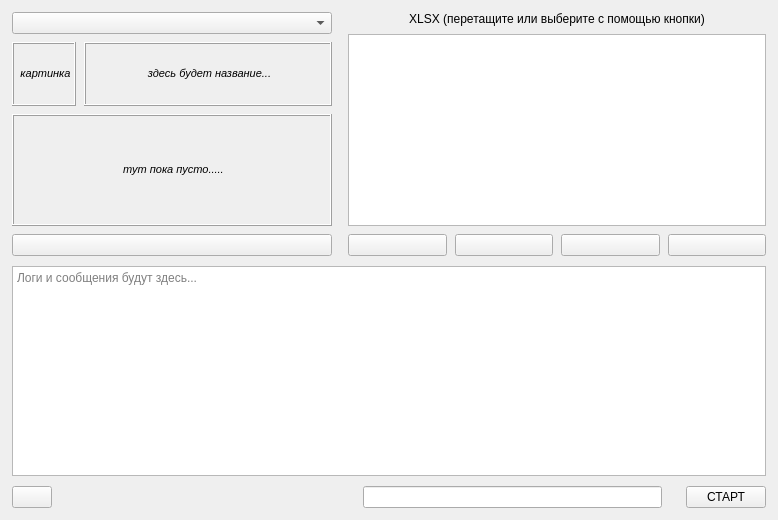
Qt form src/gui/mainwindow.ui (m1chass228/FinWizard_dll) before a commit.
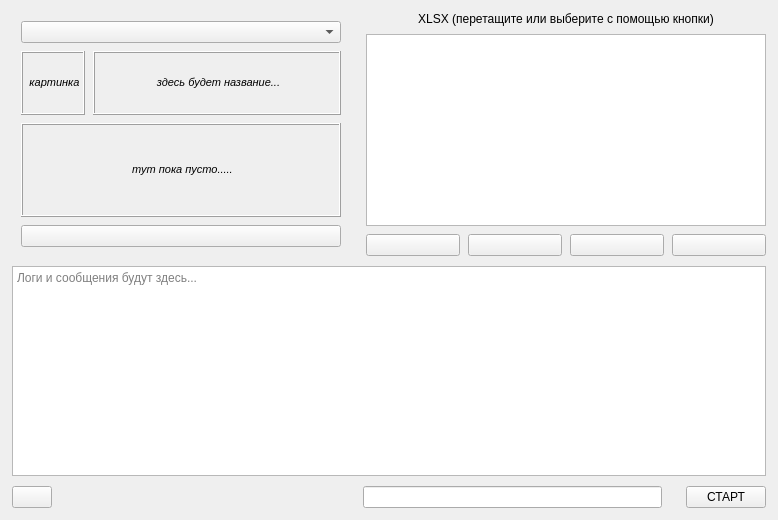
The same form after that commit. Icons and pictures are not drawn.

Commit message: fix drag and drop and hide console

```diff
--- a/src/gui/mainwindow.ui
+++ b/src/gui/mainwindow.ui
@@ -36,6 +36,10 @@
        <number>16</number>
       </property>
       <item>
+       <widget class="QFrame" name="pluginDropZone">
+        <property name="frameShape">
+         <enum>QFrame::Shape::NoFrame</enum>
+        </property>
        <layout class="QVBoxLayout" name="configLayout">
         <property name="spacing">
          <number>8</number>
@@ -137,6 +141,7 @@
          </widget>
         </item>
        </layout>
+       </widget>
       </item>
       <item>
        <layout class="QVBoxLayout" name="xlsxLayout">
```
Lines whose indentation alone changed are shown as unchanged. The commit also changes 1 other file.
